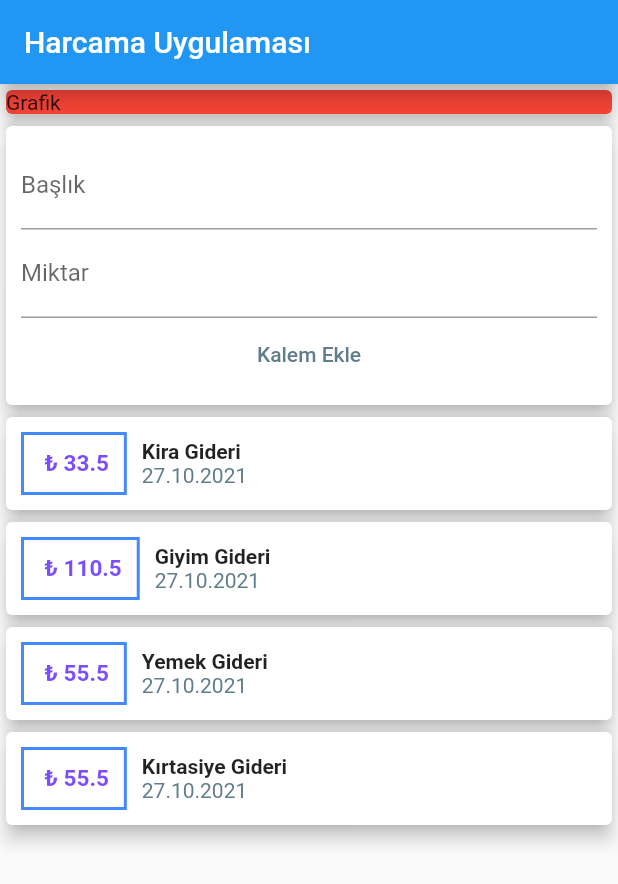
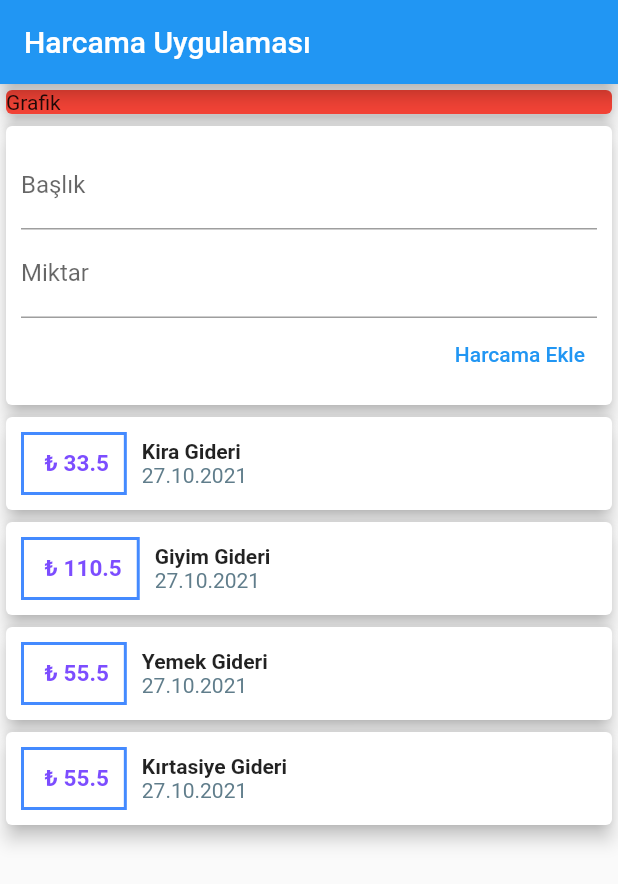
Before and after one commit to emreors/harcama_gelir_gider, a Flutter app: the screen it shows after launch, on a phone screen of 412 x 824 dp. Shown: the top 884 px of the screen. Run offline on Flutter 3.47's test engine with Material 2 defaults, Android fonts, the phone set to English and light mode, and no system bars.

Commit message:
güncelleme

```diff
--- a/lib/main.dart
+++ b/lib/main.dart
@@ -21,6 +21,7 @@
   }
 }
 
+// ignore: must_be_immutable
 class MyHomePage extends StatelessWidget {
   final List<Kalem> kalemler = [
     Kalem(
@@ -49,6 +50,14 @@
     ),
   ];
 
+  /* String baslikGirdisi = "";
+  String miktarGirdisi = ""; */
+
+  final baslikKontrolcusu = TextEditingController();
+  final miktarKontrolcusu = TextEditingController();
+
+  MyHomePage({Key? key}) : super(key: key);
+
   @override
   Widget build(BuildContext context) {
     return Scaffold(
@@ -57,7 +66,7 @@
           //mainAxisAlignment: MainAxisAlignment.start,
           crossAxisAlignment: CrossAxisAlignment.center,
           children: [
-            Container(
+            const SizedBox(
               width: double.infinity,
               child: Card(
                 color: Colors.red,
@@ -68,22 +77,31 @@
             Card(
               elevation: 5,
               child: Container(
-                padding: EdgeInsets.all(10),
+                padding: const EdgeInsets.all(10),
                 child: Column(
-                  children: [
+                  crossAxisAlignment: CrossAxisAlignment.end,
+                  children: <Widget>[
                     TextField(
-                      decoration: InputDecoration(labelText: 'Başlık'),
+                      decoration: const InputDecoration(labelText: 'Başlık'),
+                      controller: baslikKontrolcusu,
+                      /* onChanged: (deger) {
+                        baslikGirdisi = deger;
+                      }, */
                     ),
                     TextField(
-                      decoration: InputDecoration(labelText: 'Miktar'),
+                      decoration: const InputDecoration(labelText: 'Miktar'),
+                      controller: miktarKontrolcusu,
+                      /* onChanged: (deger) {
+                        miktarGirdisi = deger;
+                      }, */
                     ),
                     TextButton(
-                      style: TextButton.styleFrom(
-                        padding: const EdgeInsets.all(1),
-                        primary: Colors.blueGrey,
+                      child: const Text('Harcama Ekle'),
+                      style: ButtonStyle(
+                        foregroundColor:
+                            MaterialStateProperty.all<Color>(Colors.blue),
                       ),
                       onPressed: () {},
-                      child: const Text('Kalem Ekle'),
                     )
                   ],
                 ),
@@ -108,7 +126,7 @@
                             width: 2,
                           ),
                         ),
-                        padding: EdgeInsets.all(10),
+                        padding: const EdgeInsets.all(10),
                         child: Text(
                           ' ₺ ' + klm.miktar.toString(),
                           style: const TextStyle(
```
